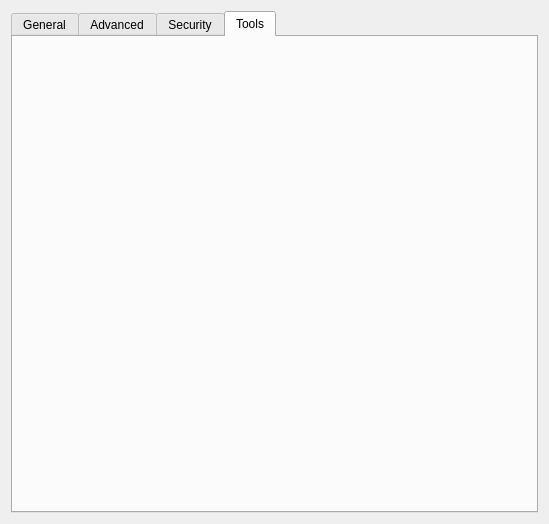
Above: kcmgrub2.ui from KDE/kcmgrub2 before the change. Below: the same form after it.
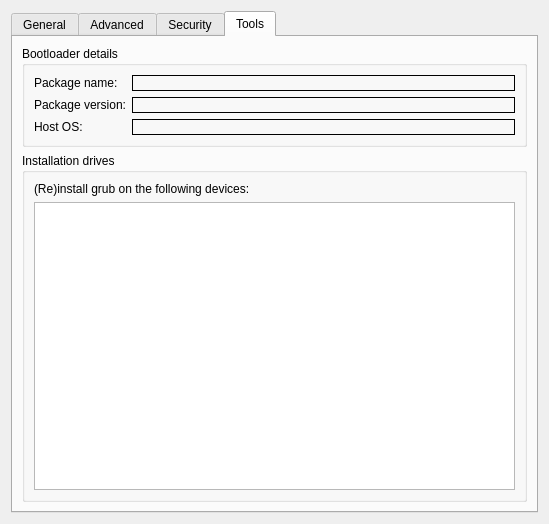
That is the form after the change. The open tabs and pages were chosen to show the change. Custom widgets are drawn as their Qt base class.

Commit message: Implement grub-install support and version checking

The edit to the form file:
```diff
--- a/kcmgrub2.ui
+++ b/kcmgrub2.ui
@@ -461,6 +461,114 @@
       <attribute name="title">
        <string>Tools</string>
       </attribute>
+      <layout class="QGridLayout" name="gridLayout_6">
+       <item row="0" column="0">
+        <widget class="QGroupBox" name="groupBox">
+         <property name="sizePolicy">
+          <sizepolicy hsizetype="Preferred" vsizetype="Maximum">
+           <horstretch>0</horstretch>
+           <verstretch>0</verstretch>
+          </sizepolicy>
+         </property>
+         <property name="title">
+          <string>Bootloader details</string>
+         </property>
+         <layout class="QFormLayout" name="formLayout_2">
+          <item row="0" column="0">
+           <widget class="QLabel" name="label_5">
+            <property name="text">
+             <string>Package name:</string>
+            </property>
+           </widget>
+          </item>
+          <item row="0" column="1">
+           <widget class="QLabel" name="pkgName">
+            <property name="sizePolicy">
+             <sizepolicy hsizetype="Expanding" vsizetype="Preferred">
+              <horstretch>0</horstretch>
+              <verstretch>0</verstretch>
+             </sizepolicy>
+            </property>
+            <property name="frameShape">
+             <enum>QFrame::Box</enum>
+            </property>
+            <property name="frameShadow">
+             <enum>QFrame::Plain</enum>
+            </property>
+            <property name="text">
+             <string/>
+            </property>
+           </widget>
+          </item>
+          <item row="1" column="0">
+           <widget class="QLabel" name="label_6">
+            <property name="text">
+             <string>Package version:</string>
+            </property>
+           </widget>
+          </item>
+          <item row="1" column="1">
+           <widget class="QLabel" name="pkgVersion">
+            <property name="sizePolicy">
+             <sizepolicy hsizetype="Expanding" vsizetype="Preferred">
+              <horstretch>0</horstretch>
+              <verstretch>0</verstretch>
+             </sizepolicy>
+            </property>
+            <property name="frameShape">
+             <enum>QFrame::Box</enum>
+            </property>
+            <property name="text">
+             <string/>
+            </property>
+           </widget>
+          </item>
+          <item row="2" column="0">
+           <widget class="QLabel" name="label_7">
+            <property name="text">
+             <string>Host OS:</string>
+            </property>
+           </widget>
+          </item>
+          <item row="2" column="1">
+           <widget class="QLabel" name="hostOS">
+            <property name="sizePolicy">
+             <sizepolicy hsizetype="Expanding" vsizetype="Preferred">
+              <horstretch>0</horstretch>
+              <verstretch>0</verstretch>
+             </sizepolicy>
+            </property>
+            <property name="frameShape">
+             <enum>QFrame::Box</enum>
+            </property>
+            <property name="text">
+             <string/>
+            </property>
+           </widget>
+          </item>
+         </layout>
+        </widget>
+       </item>
+       <item row="1" column="0">
+        <widget class="QGroupBox" name="groupBox_2">
+         <property name="title">
+          <string>Installation drives</string>
+         </property>
+         <layout class="QGridLayout" name="gridLayout_7">
+          <item row="0" column="0">
+           <widget class="QLabel" name="label_8">
+            <property name="text">
+             <string>(Re)install grub on the following devices:</string>
+            </property>
+           </widget>
+          </item>
+          <item row="1" column="0">
+           <widget class="QListWidget" name="devices"/>
+          </item>
+         </layout>
+        </widget>
+       </item>
+      </layout>
      </widget>
     </widget>
    </item>
```
The commit also changes 2 other files.
